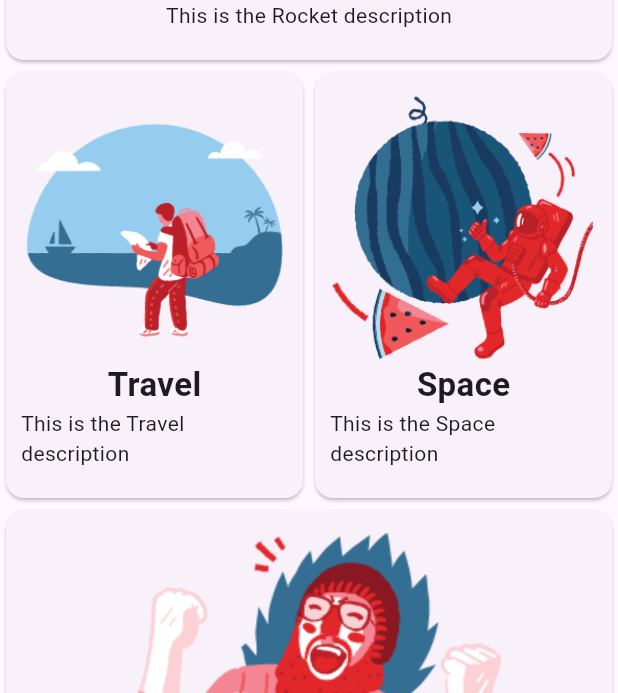
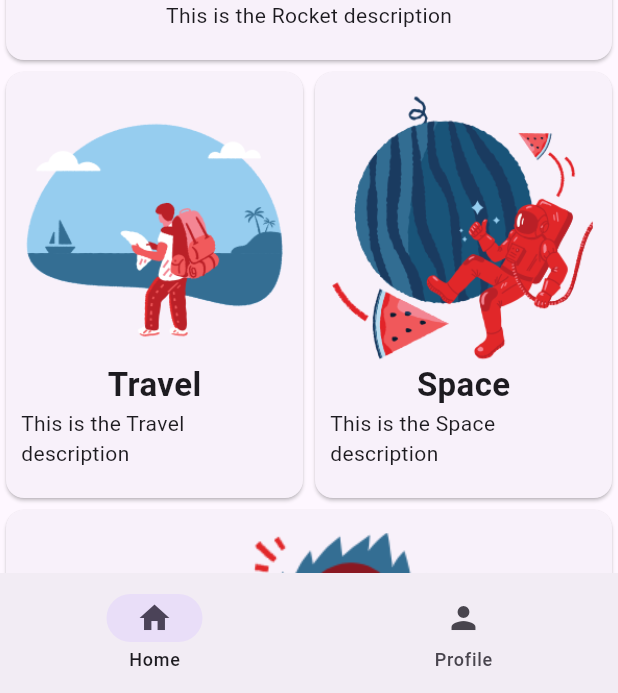
Before and after one commit to markprubin/flutter_app, a Flutter app: the screen it shows after launch, on a phone screen of 412 x 824 dp, the part 543-1236 px from its top. Run offline on Flutter 3.47's test engine with Material 2 defaults, Android fonts, the phone set to English and light mode, and no system bars.

```diff
--- a/lib/main.dart
+++ b/lib/main.dart
@@ -1,5 +1,6 @@
 import 'package:flutter/material.dart';
 import 'package:flutter_app/pages/home_page.dart';
+import 'package:flutter_app/widget_tree.dart';
 
 void main() {
   runApp(const MyApp());
@@ -17,7 +18,7 @@ class MyApp extends StatelessWidget {
         colorScheme: ColorScheme.fromSeed(seedColor: Colors.deepPurple),
         useMaterial3: true,
       ),
-      home: const HomePage(),
+      home: const WidgetTree(),
     );
   }
 }
--- /dev/null
+++ b/lib/widget_tree.dart
@@ -0,0 +1,37 @@
+import 'package:flutter/material.dart';
+import 'package:flutter_app/pages/home_page.dart';
+
+class WidgetTree extends StatefulWidget {
+  const WidgetTree({super.key});
+
+  @override
+  State<WidgetTree> createState() => _WidgetTreeState();
+}
+
+class _WidgetTreeState extends State<WidgetTree> {
+  int currentPage = 0;
+  @override
+  Widget build(BuildContext context) {
+    return Scaffold(
+      body: HomePage(),
+      bottomNavigationBar: NavigationBar(
+        destinations: const [
+          NavigationDestination(
+            icon: Icon(Icons.home),
+            label: "Home",
+          ),
+          NavigationDestination(
+            icon: Icon(Icons.person),
+            label: "Profile",
+          ),
+        ],
+        selectedIndex: currentPage,
+        onDestinationSelected: (int value) {
+          setState(() {
+            currentPage = value;
+          });
+        },
+      ),
+    );
+  }
+}
```
Also changed, not shown: lib/pages/description_page.dart (+16 -2 lines), lib/pages/profile_page.dart (added, +10 -0 lines).
